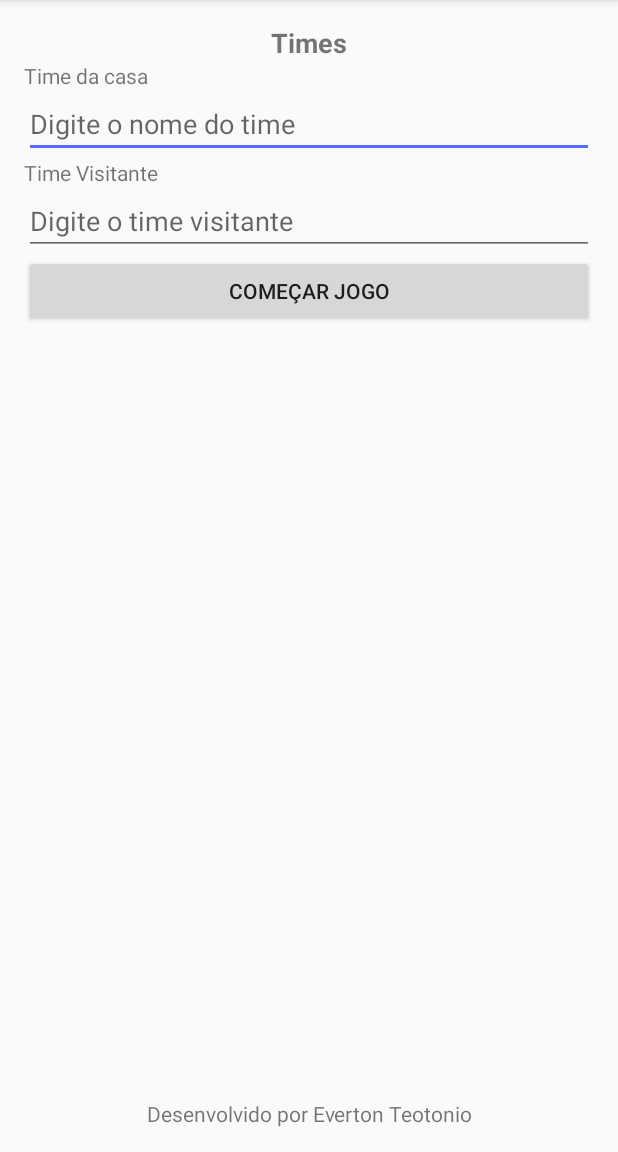
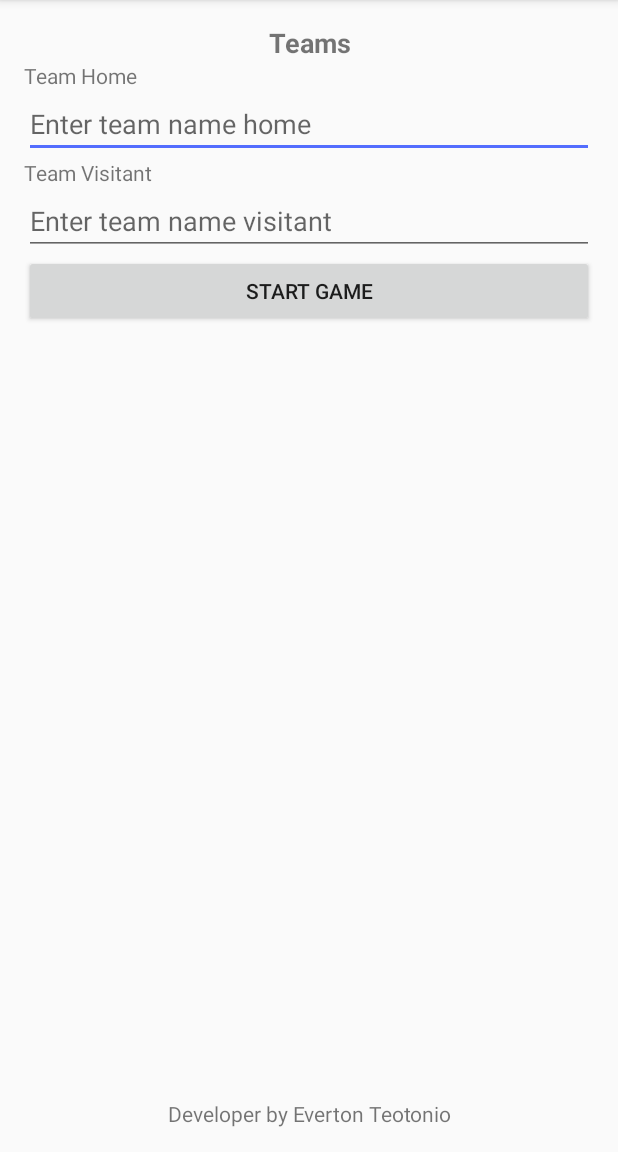
Before and after one commit to evertonteotonio/PlacarApp, an Android app: the screen it shows after launch (MainActivity), on a phone screen of 412 x 824 dp, the part 84-1236 px from its top. Run offline under Robolectric (Android 15) with nearby library versions, the phone set to English and light mode, and no system bars.

Commit message:
Ajustes de layouts

```diff
--- a/app/src/main/AndroidManifest.xml
+++ b/app/src/main/AndroidManifest.xml
@@ -4,7 +4,7 @@
 
     <application
         android:allowBackup="true"
-        android:icon="@mipmap/ic_launcher"
+        android:icon="@mipmap/ic_launcher_new"
         android:label="@string/app_name"
         android:supportsRtl="true"
         android:theme="@style/AppTheme">
--- a/app/src/main/res/values/strings.xml
+++ b/app/src/main/res/values/strings.xml
@@ -1,12 +1,12 @@
 <resources>
-    <string name="app_name">PlacarApp</string>
-    <string name="label_name">Times</string>
-    <string name="label_desenvolvido_por">Desenvolvido por Everton Teotonio</string>
-    <string name="et_time_casa">Time da casa</string>
-    <string name="et_time_a">Digite o nome do time</string>
-    <string name="et_time_visitante">Time Visitante</string>
-    <string name="digite_o_time_visitante">Digite o time visitante</string>
-    <string name="come_ar_jogo">Começar Jogo</string>
+    <string name="app_name" translatable="false">PlacarApp</string>
+    <string name="label_name">Teams</string>
+    <string name="label_desenvolvido_por">Developer by Everton Teotonio</string>
+    <string name="et_time_casa">Team Home</string>
+    <string name="et_time_a">Enter team name home</string>
+    <string name="et_time_visitante">Team Visitant</string>
+    <string name="digite_o_time_visitante">Enter team name visitant</string>
+    <string name="come_ar_jogo">Start Game</string>
     <string name="lbGol">GOL</string>
-    <string name="placar_inicial">0</string>
+    <string name="placar_inicial" translatable="false">0</string>
 </resources>
```
Also changed, not shown: app/src/main/ic_launcher_new-web.png (added), app/src/main/res/mipmap-hdpi/ic_launcher_new.png (added), app/src/main/res/mipmap-mdpi/ic_launcher_new.png (added), app/src/main/res/mipmap-xhdpi/ic_launcher_new.png (added), app/src/main/res/mipmap-xxhdpi/ic_launcher_new.png (added), app/src/main/res/mipmap-xxxhdpi/ic_launcher_new.png (added), 2 other files.
